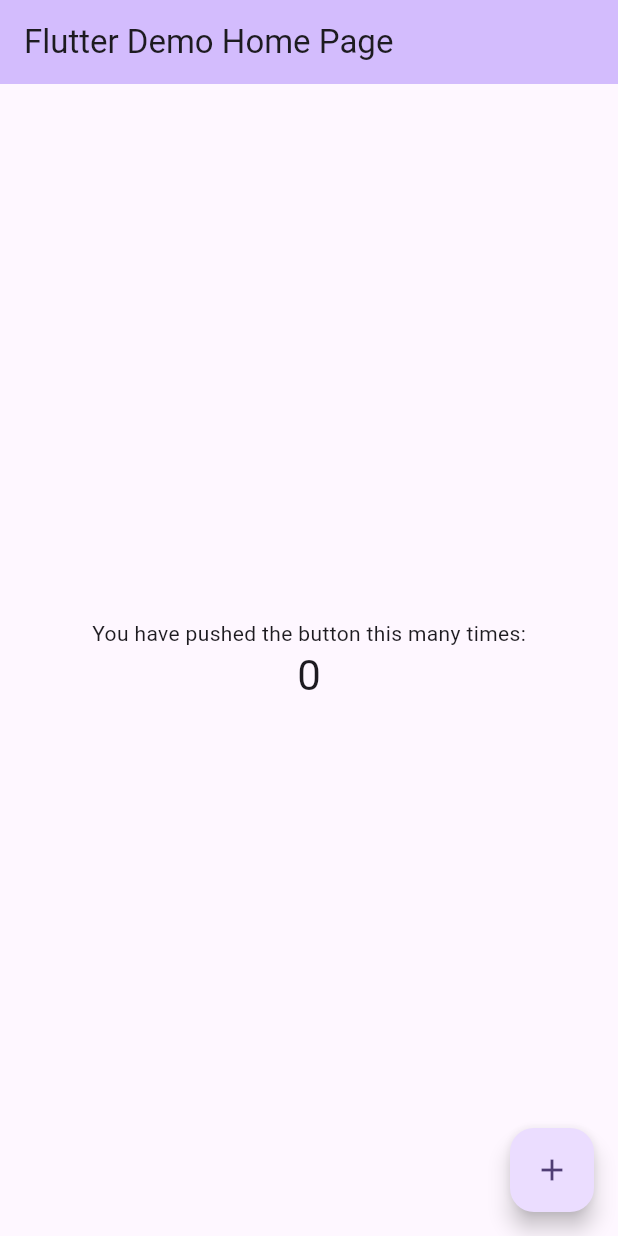
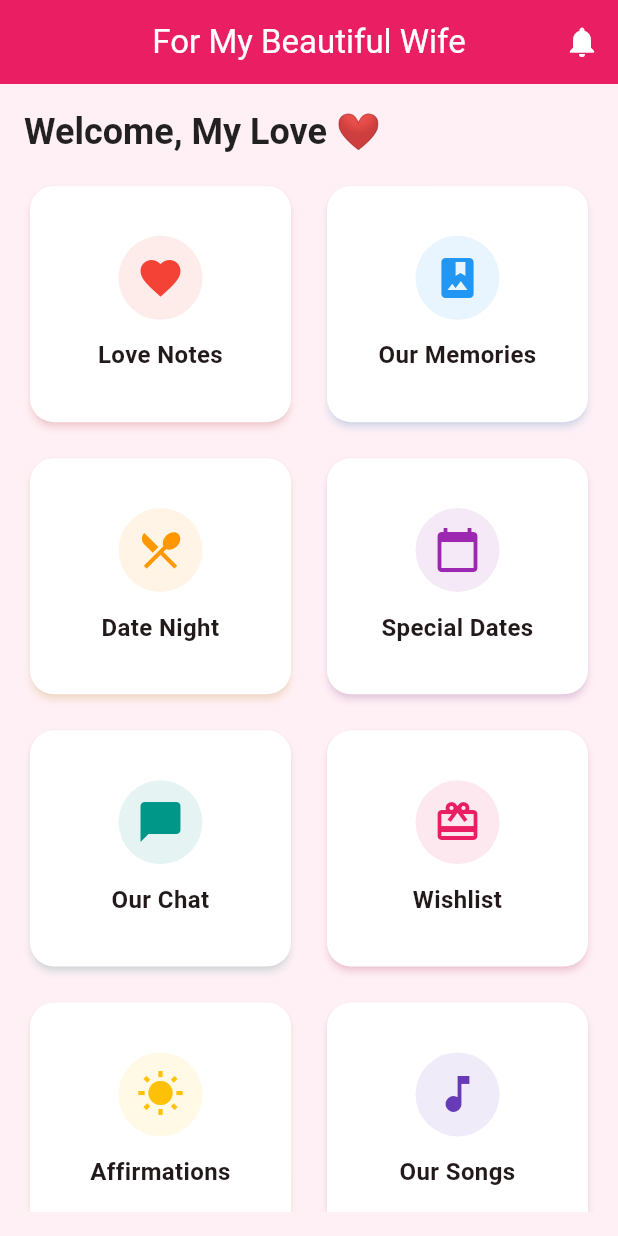
Before and after one commit to could-ai/019ae3f0-2422-7e86-b253-3431bb5dcfce, a Flutter app: the screen it shows after launch, on a phone screen of 412 x 824 dp. Run offline on Flutter 3.47's test engine with Material 3 defaults, Android fonts, the phone set to English and light mode, and no system bars.

Commit message:
Setup main entry point with a romantic theme (Pink/Red color scheme), configured named routes for navigation, and linked the initial HomeScreen.; Created HomeScreen with a grid layout displaying 20 feature cards. Each card has an icon, title, and color. Implemented navigation logic to handle clicks, with a fallback snackbar for unimplemented features.; Implemented LoveNotesScreen with a PageView to swipe through 'Reasons I Love You'. Added animation for card transitions and a placeholder button to add new notes.; Implemented DateNightScreen with a randomizer function to pick date ideas. Includes a simple animation simulation and a list of predefined date ideas.; Implemented GalleryScreen with a grid layout for photos. Uses placeholder images from picsum.photos to demonstrate the layout. Added a floating action button for future photo uploads.

```diff
--- a/usr/lib/main.dart
+++ b/usr/lib/main.dart
@@ -1,4 +1,8 @@
 import 'package:flutter/material.dart';
+import 'package:couldai_user_app/screens/home_screen.dart';
+import 'package:couldai_user_app/screens/love_notes_screen.dart';
+import 'package:couldai_user_app/screens/date_night_screen.dart';
+import 'package:couldai_user_app/screens/gallery_screen.dart';
 
 void main() {
   runApp(const MyApp());
@@ -7,117 +11,39 @@ void main() {
 class MyApp extends StatelessWidget {
   const MyApp({super.key});
 
-  // This widget is the root of your application.
   @override
   Widget build(BuildContext context) {
     return MaterialApp(
-      title: 'Flutter Demo',
+      title: 'For My Love',
       debugShowCheckedModeBanner: false,
       theme: ThemeData(
-        // This is the theme of your application.
-        //
-        // TRY THIS: Try running your application with "flutter run". You'll see
-        // the application has a purple toolbar. Then, without quitting the app,
-        // try changing the seedColor in the colorScheme below to Colors.green
-        // and then invoke "hot reload" (save your changes or press the "hot
-        // reload" button in a Flutter-supported IDE, or press "r" if you used
-        // the command line to start the app).
-        //
-        // Notice that the counter didn't reset back to zero; the application
-        // state is not lost during the reload. To reset the state, use hot
-        // restart instead.
-        //
-        // This works for code too, not just values: Most code changes can be
-        // tested with just a hot reload.
-        colorScheme: ColorScheme.fromSeed(seedColor: Colors.deepPurple),
+        colorScheme: ColorScheme.fromSeed(
+          seedColor: const Color(0xFFE91E63), // Romantic Pink/Red
+          secondary: const Color(0xFFF48FB1),
+          surface: const Color(0xFFFFF0F5), // Lavender Blush
+        ),
+        useMaterial3: true,
+        fontFamily: 'Roboto', // Default, but implies we want clean text
+        appBarTheme: const AppBarTheme(
+          centerTitle: true,
+          backgroundColor: Color(0xFFE91E63),
+          foregroundColor: Colors.white,
+          elevation: 0,
+        ),
+        cardTheme: CardTheme(
+          elevation: 4,
+          shape: RoundedRectangleBorder(borderRadius: BorderRadius.circular(16)),
+          color: Colors.white,
+        ),
       ),
       initialRoute: '/',
       routes: {
-        '/': (context) => const MyHomePage(title: 'Flutter Demo Home Page'),
+        '/': (context) => const HomeScreen(),
+        '/love_notes': (context) => const LoveNotesScreen(),
+        '/date_night': (context) => const DateNightScreen(),
+        '/gallery': (context) => const GalleryScreen(),
+        // Add more routes for other features as we build them
       },
     );
   }
 }
-
-class MyHomePage extends StatefulWidget {
-  const MyHomePage({super.key, required this.title});
-
-  // This widget is the home page of your application. It is stateful, meaning
-  // that it has a State object (defined below) that contains fields that affect
-  // how it looks.
-
-  // This class is the configuration for the state. It holds the values (in this
-  // case the title) provided by the parent (in this case the App widget) and
-  // used by the build method of the State. Fields in a Widget subclass are
-  // always marked "final".
-
-  final String title;
-
-  @override
-  State<MyHomePage> createState() => _MyHomePageState();
-}
-
-class _MyHomePageState extends State<MyHomePage> {
-  int _counter = 0;
-
-  void _incrementCounter() {
-    setState(() {
-      // This call to setState tells the Flutter framework that something has
-      // changed in this State, which causes it to rerun the build method below
-      // so that the display can reflect the updated values. If we changed
-      // _counter without calling setState(), then the build method would not be
-      // called again, and so nothing would appear to happen.
-      _counter++;
-    });
-  }
-
-  @override
-  Widget build(BuildContext context) {
-    // This method is rerun every time setState is called, for instance as done
-    // by the _incrementCounter method above.
-    //
-    // The Flutter framework has been optimized to make rerunning build methods
-    // fast, so that you can just rebuild anything that needs updating rather
-    // than having to individually change instances of widgets.
-    return Scaffold(
-      appBar: AppBar(
-        // TRY THIS: Try changing the color here to a specific color (to
-        // Colors.amber, perhaps?) and trigger a hot reload to see the AppBar
-        // change color while the other colors stay the same.
-        backgroundColor: Theme.of(context).colorScheme.inversePrimary,
-        // Here we take the value from the MyHomePage object that was created by
-        // the App.build method, and use it to set our appbar title.
-        title: Text(widget.title),
-      ),
-      body: Center(
-        // Center is a layout widget. It takes a single child and positions it
-        // in the middle of the parent.
-        child: Column(
-          // Column is also a layout widget. It takes a list of children and
-          // arranges them vertically. By default, it sizes itself to fit its
-          // children horizontally, and tries to be as tall as its parent.
-          //
-          // Column has various properties to control how it sizes itself and
-          // how it positions its children. Here we use mainAxisAlignment to
-          // center the children vertically; the main axis here is the vertical
-          // axis because Columns are vertical (the cross axis would be
-          // horizontal).
-          //
-          // TRY THIS: Invoke "debug painting" (choose the "Toggle Debug Paint"
-          // action in the IDE, or press "p" in the console), to see the
-          // wireframe for each widget.
-          mainAxisAlignment: MainAxisAlignment.center,
-          children: <Widget>[
-            const Text('You have pushed the button this many times:'),
-            Text('$_counter', style: Theme.of(context).textTheme.headlineMedium),
-          ],
-        ),
-      ),
-      floatingActionButton: FloatingActionButton(
-        onPressed: _incrementCounter,
-        tooltip: 'Increment',
-        child: const Icon(Icons.add),
-      ), // This trailing comma makes auto-formatting nicer for build methods.
-    );
-  }
-}
--- /dev/null
+++ b/usr/lib/screens/home_screen.dart
@@ -0,0 +1,122 @@
+import 'package:flutter/material.dart';
+
+class HomeScreen extends StatelessWidget {
+  const HomeScreen({super.key});
+
+  final List<Map<String, dynamic>> features = const [
+    {'icon': Icons.favorite, 'title': 'Love Notes', 'route': '/love_notes', 'color': Colors.red},
+    {'icon': Icons.photo_album, 'title': 'Our Memories', 'route': '/gallery', 'color': Colors.blue},
+    {'icon': Icons.local_dining, 'title': 'Date Night', 'route': '/date_night', 'color': Colors.orange},
+    {'icon': Icons.calendar_today, 'title': 'Special Dates', 'route': '/special_dates', 'color': Colors.purple},
+    {'icon': Icons.chat_bubble, 'title': 'Our Chat', 'route': '/chat', 'color': Colors.teal},
+    {'icon': Icons.card_giftcard, 'title': 'Wishlist', 'route': '/wishlist', 'color': Colors.pink},
+    {'icon': Icons.wb_sunny, 'title': 'Affirmations', 'route': '/affirmations', 'color': Colors.amber},
+    {'icon': Icons.music_note, 'title': 'Our Songs', 'route': '/music', 'color': Colors.deepPurple},
+    {'icon': Icons.cloud, 'title': 'Weather', 'route': '/weather', 'color': Colors.lightBlue},
+    {'icon': Icons.location_on, 'title': 'Find Me', 'route': '/location', 'color': Colors.green},
+    {'icon': Icons.sos, 'title': 'Emergency', 'route': '/emergency', 'color': Colors.redAccent},
+    {'icon': Icons.restaurant_menu, 'title': 'Recipes', 'route': '/recipes', 'color': Colors.brown},
+    {'icon': Icons.attach_money, 'title': 'Budget', 'route': '/budget', 'color': Colors.greenAccent},
+    {'icon': Icons.games, 'title': 'Games', 'route': '/games', 'color': Colors.indigo},
+    {'icon': Icons.mood, 'title': 'Mood Check', 'route': '/mood', 'color': Colors.yellow},
+    {'icon': Icons.book, 'title': 'Journal', 'route': '/journal', 'color': Colors.blueGrey},
+    {'icon': Icons.flight, 'title': 'Travel Plans', 'route': '/travel', 'color': Colors.cyan},
+    {'icon': Icons.check_circle, 'title': 'To-Do', 'route': '/todo', 'color': Colors.lime},
+    {'icon': Icons.shopping_cart, 'title': 'Shopping', 'route': '/shopping', 'color': Colors.deepOrange},
+    {'icon': Icons.settings, 'title': 'Settings', 'route': '/settings', 'color': Colors.grey},
+  ];
+
+  @override
+  Widget build(BuildContext context) {
+    return Scaffold(
+      backgroundColor: Theme.of(context).colorScheme.surface,
+      appBar: AppBar(
+        title: const Text('For My Beautiful Wife'),
+        actions: [
+          IconButton(
+            icon: const Icon(Icons.notifications),
+            onPressed: () {},
+          ),
+        ],
+      ),
+      body: Padding(
+        padding: const EdgeInsets.all(16.0),
+        child: Column(
+          crossAxisAlignment: CrossAxisAlignment.start,
+          children: [
+            Text(
+              'Welcome, My Love ❤️',
+              style: Theme.of(context).textTheme.headlineSmall?.copyWith(
+                    fontWeight: FontWeight.bold,
+                    color: Colors.black87,
+                  ),
+            ),
+            const SizedBox(height: 16),
+            Expanded(
+              child: GridView.builder(
+                gridDelegate: const SliverGridDelegateWithFixedCrossAxisCount(
+                  crossAxisCount: 2, // 2 columns for better visibility
+                  crossAxisSpacing: 16,
+                  mainAxisSpacing: 16,
+                  childAspectRatio: 1.1,
+                ),
+                itemCount: features.length,
+                itemBuilder: (context, index) {
+                  final feature = features[index];
+                  return _buildFeatureCard(context, feature);
+                },
+              ),
+            ),
+          ],
+        ),
+      ),
+    );
+  }
+
+  Widget _buildFeatureCard(BuildContext context, Map<String, dynamic> feature) {
+    return InkWell(
+      onTap: () {
+        if (feature['route'] != null) {
+          // Check if route is defined in main.dart, otherwise show placeholder
+          try {
+            Navigator.pushNamed(context, feature['route']);
+          } catch (e) {
+            ScaffoldMessenger.of(context).showSnackBar(
+              SnackBar(content: Text('${feature['title']} coming soon!')),
+            );
+          }
+        }
+      },
+      child: Card(
+        elevation: 2,
+        shadowColor: feature['color'].withOpacity(0.3),
+        child: Column(
+          mainAxisAlignment: MainAxisAlignment.center,
+          children: [
+            Container(
+              padding: const EdgeInsets.all(12),
+              decoration: BoxDecoration(
+                color: feature['color'].withOpacity(0.1),
+                shape: BoxShape.circle,
+              ),
+              child: Icon(
+                feature['icon'],
+                size: 32,
+                color: feature['color'],
+              ),
+            ),
+            const SizedBox(height: 12),
+            Text(
+              feature['title'],
+              style: const TextStyle(
+                fontWeight: FontWeight.bold,
+                fontSize: 16,
+              ),
+              textAlign: TextAlign.center,
+            ),
+          ],
+        ),
+      ),
+    );
+  }
+}
```
Also changed, not shown: usr/lib/screens/date_night_screen.dart (added, +99 -0 lines), usr/lib/screens/gallery_screen.dart (added, +45 -0 lines), usr/lib/screens/love_notes_screen.dart (added, +130 -0 lines).
